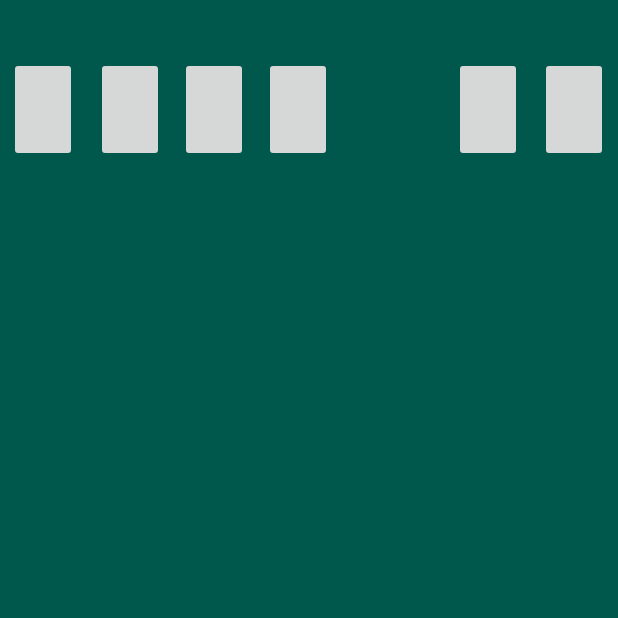
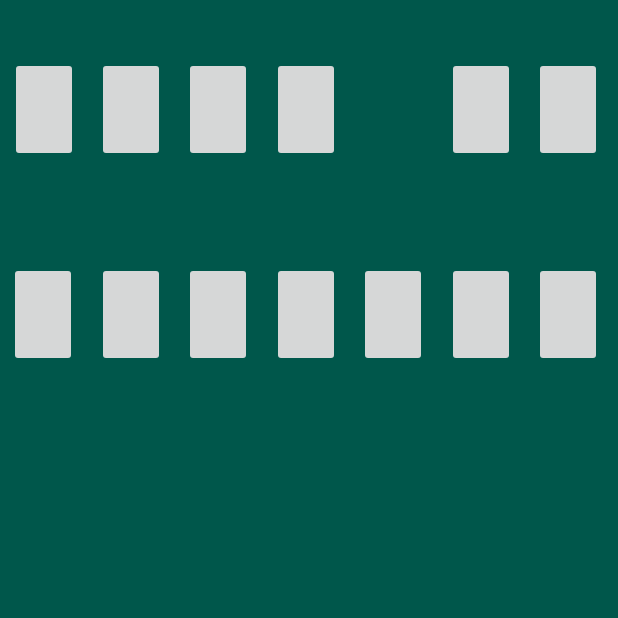
Before and after one commit to MinaToma/GameBox, an Android app: the screen it shows after launch (Klondike), on a phone screen of 412 x 824 dp, the top half of it. Run offline under Robolectric (Android 15) with nearby library versions, the light colour scheme and no system bars.

Commit message:
added 7 image buttons in play area

```diff
--- a/app/src/main/res/layout/activity_klondike.xml
+++ b/app/src/main/res/layout/activity_klondike.xml
@@ -14,7 +14,7 @@
         android:layout_height="70dp"
         app:layout_constraintBottom_toBottomOf="parent"
         app:layout_constraintEnd_toEndOf="parent"
-        app:layout_constraintHorizontal_bias="0.825"
+        app:layout_constraintHorizontal_bias="0.812"
         app:layout_constraintStart_toStartOf="parent"
         app:layout_constraintTop_toTopOf="parent"
         app:layout_constraintVertical_bias="0.05"
@@ -26,7 +26,7 @@
         android:layout_height="70dp"
         app:layout_constraintBottom_toBottomOf="parent"
         app:layout_constraintEnd_toEndOf="parent"
-        app:layout_constraintHorizontal_bias="0.982"
+        app:layout_constraintHorizontal_bias="0.971"
         app:layout_constraintStart_toStartOf="parent"
         app:layout_constraintTop_toTopOf="parent"
         app:layout_constraintVertical_bias="0.05"
@@ -38,7 +38,7 @@
         android:layout_height="70dp"
         app:layout_constraintBottom_toBottomOf="parent"
         app:layout_constraintEnd_toEndOf="parent"
-        app:layout_constraintHorizontal_bias="0.174"
+        app:layout_constraintHorizontal_bias="0.176"
         app:layout_constraintStart_toStartOf="parent"
         app:layout_constraintTop_toTopOf="parent"
         app:layout_constraintVertical_bias="0.05"
@@ -50,11 +50,10 @@
         android:layout_height="70dp"
         app:layout_constraintBottom_toBottomOf="parent"
         app:layout_constraintEnd_toEndOf="parent"
-        app:layout_constraintHorizontal_bias="0.017"
+        app:layout_constraintHorizontal_bias="0.0176"
         app:layout_constraintStart_toStartOf="parent"
         app:layout_constraintTop_toTopOf="parent"
-        app:layout_constraintVertical_bias="0.05"
-         />
+        app:layout_constraintVertical_bias="0.05" />
 
     <ImageButton
         android:id="@+id/imageButton10"
@@ -62,7 +61,7 @@
         android:layout_height="70dp"
         app:layout_constraintBottom_toBottomOf="parent"
         app:layout_constraintEnd_toEndOf="parent"
-        app:layout_constraintHorizontal_bias="0.327"
+        app:layout_constraintHorizontal_bias="0.335"
         app:layout_constraintStart_toStartOf="parent"
         app:layout_constraintTop_toTopOf="parent"
         app:layout_constraintVertical_bias="0.05"/>
@@ -73,10 +72,86 @@
         android:layout_height="70dp"
         app:layout_constraintBottom_toBottomOf="parent"
         app:layout_constraintEnd_toEndOf="parent"
-        app:layout_constraintHorizontal_bias="0.48"
+        app:layout_constraintHorizontal_bias="0.494"
         app:layout_constraintStart_toStartOf="parent"
         app:layout_constraintTop_toTopOf="parent"
         app:layout_constraintVertical_bias="0.05"
          />
 
+    <ImageButton
+        android:id="@+id/playArea0"
+        android:layout_width="45dp"
+        android:layout_height="70dp"
+        app:layout_constraintBottom_toBottomOf="parent"
+        app:layout_constraintEnd_toEndOf="parent"
+        app:layout_constraintHorizontal_bias="0.017"
+        app:layout_constraintStart_toStartOf="parent"
+        app:layout_constraintTop_toTopOf="parent"
+        app:layout_constraintVertical_bias="0.232" />
+
+    <ImageButton
+        android:id="@+id/playArea1"
+        android:layout_width="45dp"
+        android:layout_height="70dp"
+        app:layout_constraintBottom_toBottomOf="parent"
+        app:layout_constraintEnd_toEndOf="parent"
+        app:layout_constraintHorizontal_bias="0.176"
+        app:layout_constraintStart_toStartOf="parent"
+        app:layout_constraintTop_toTopOf="parent"
+        app:layout_constraintVertical_bias="0.232" />
+
+    <ImageButton
+        android:id="@+id/playArea2"
+        android:layout_width="45dp"
+        android:layout_height="70dp"
+        app:layout_constraintBottom_toBottomOf="parent"
+        app:layout_constraintEnd_toEndOf="parent"
+        app:layout_constraintHorizontal_bias="0.335"
+        app:layout_constraintStart_toStartOf="parent"
+        app:layout_constraintTop_toTopOf="parent"
+        app:layout_constraintVertical_bias="0.232" />
+
+    <ImageButton
+        android:id="@+id/playArea3"
+        android:layout_width="45dp"
+        android:layout_height="70dp"
+        app:layout_constraintBottom_toBottomOf="parent"
+        app:layout_constraintEnd_toEndOf="parent"
+        app:layout_constraintHorizontal_bias="0.494"
+        app:layout_constraintStart_toStartOf="parent"
+        app:layout_constraintTop_toTopOf="parent"
+        app:layout_constraintVertical_bias="0.232" />
+
+    <ImageButton
+        android:id="@+id/playArea4"
+        android:layout_width="45dp"
+        android:layout_height="70dp"
+        app:layout_constraintBottom_toBottomOf="parent"
+        app:layout_constraintEnd_toEndOf="parent"
+        app:layout_constraintHorizontal_bias="0.653"
+        app:layout_constraintStart_toStartOf="parent"
+        app:layout_constraintTop_toTopOf="parent"
+        app:layout_constraintVertical_bias="0.232" />
+
+    <ImageButton
+        android:id="@+id/playArea5"
+        android:layout_width="45dp"
+        android:layout_height="70dp"
+        app:layout_constraintBottom_toBottomOf="parent"
+        app:layout_constraintEnd_toEndOf="parent"
+        app:layout_constraintHorizontal_bias="0.812"
+        app:layout_constraintStart_toStartOf="parent"
+        app:layout_constraintTop_toTopOf="parent"
+        app:layout_constraintVertical_bias="0.232" />
+
+    <ImageButton
+        android:id="@+id/playArea6"
+        android:layout_width="45dp"
+        android:layout_height="70dp"
+        app:layout_constraintBottom_toBottomOf="parent"
+        app:layout_constraintEnd_toEndOf="parent"
+        app:layout_constraintHorizontal_bias="0.971"
+        app:layout_constraintStart_toStartOf="parent"
+        app:layout_constraintTop_toTopOf="parent"
+        app:layout_constraintVertical_bias="0.232" />
 </android.support.constraint.ConstraintLayout>
```
